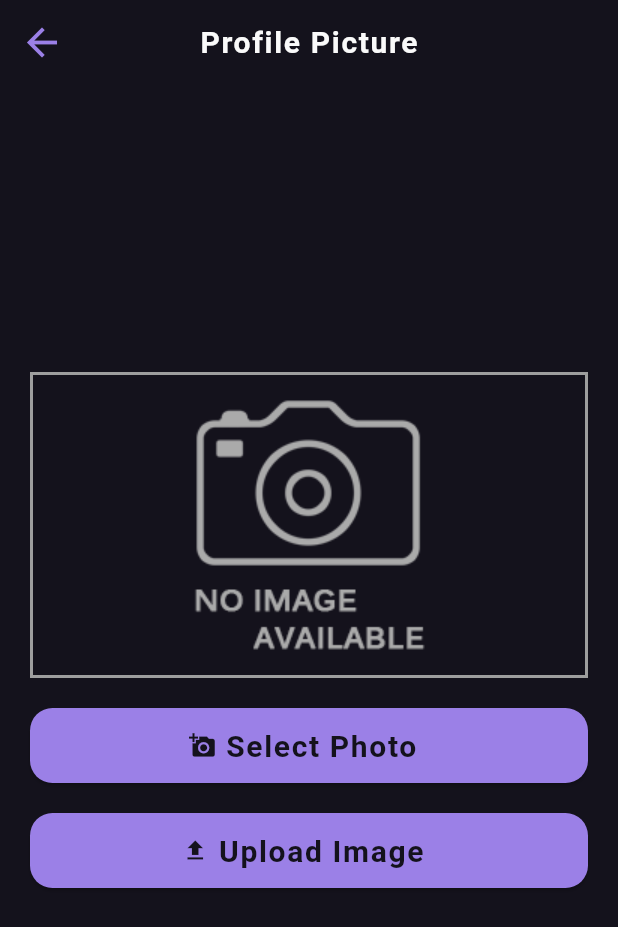
After one commit to cjoyjoooy/ezmoney, a Flutter app: the AccountScreen screen opened directly, after a tap on the "add a photo" icon, on a phone screen of 412 x 824 dp. The commit adds this screen. Shown: the top 927 px of the screen. Run offline on Flutter 3.47's test engine with Material 2 defaults, Android fonts, the phone set to English and light mode, and no system bars; our stand-ins replace animated_splash_screen, cloud_firestore, file_picker, firebase_auth, firebase_core, firebase_storage and 1 more; accounts and stored records are empty.

Commit message:
profilepic

```diff
--- a/lib/accountscreen.dart
+++ b/lib/accountscreen.dart
@@ -1,14 +1,10 @@
-import 'dart:io';
-
 import 'package:cloud_firestore/cloud_firestore.dart';
 import 'package:ezmoney/models/buttonStyle.dart';
+import 'package:ezmoney/profilepic.dart';
 import 'package:ezmoney/startpage.dart';
-import 'package:firebase_storage/firebase_storage.dart';
-import 'package:image_picker/image_picker.dart';
 import '/profileedit.dart';
 import 'package:firebase_auth/firebase_auth.dart';
 import 'package:flutter/material.dart';
-
 import 'authenticator.dart';
 import 'models/appstyle.dart';
 
@@ -37,12 +33,10 @@ class _AccountScreenState extends State<AccountScreen> {
         }
 
         if (!snapshot.hasData || !snapshot.data!.exists) {
-          return Text(
+          return const Text(
               "User not found"); // Handle the case where the user document does not exist.
         }
-
         var userData = snapshot.data!.data() as Map<String, dynamic>;
-
         return Container(
           padding: const EdgeInsets.symmetric(horizontal: 20, vertical: 5),
           child: ListView(
@@ -50,15 +44,42 @@ class _AccountScreenState extends State<AccountScreen> {
             children: [
               Column(
                 children: [
+                  Stack(
+                    children: [
+                      if (userData['Image'] != null &&
+                          userData['Image'].isNotEmpty)
+                        CircleAvatar(
+                          backgroundImage: NetworkImage(userData['Image']),
+                          radius: 40,
+                        )
+                      else
                         const Icon(
                           Icons.account_circle_outlined,
                           size: 85,
                           color: Color.fromRGBO(250, 250, 250, 1),
                         ),
-                  const Icon(
+                      Positioned(
+                        bottom: -3,
+                        right: 0,
+                        child: GestureDetector(
+                          onTap: () {
+                            Navigator.of(context).push(
+                              MaterialPageRoute(
+                                builder: (context) => ProfilePicture(),
+                              ),
+                            );
+                          },
+                          child: const Icon(
                             Icons.add_a_photo_outlined,
-                    size: 20,
+                            size: 28,
                             color: Color.fromRGBO(250, 250, 250, 1),
+                          ),
+                        ),
+                      ),
+                    ],
+                  ),
+                  SizedBox(
+                    height: 10,
                   ),
                   Text(
                     '${userData['First Name']} ${userData['Last Name']}',
@@ -325,9 +346,6 @@ class _AccountScreenState extends State<AccountScreen> {
                     style: fontTertiary(deleteColor(1), FontWeight.bold),
                   ),
                 ),
-                const SizedBox(
-                  height: 10,
-                ),
               ],
             ),
           ),
--- /dev/null
+++ b/lib/models/buttonStyle3.dart
@@ -0,0 +1,37 @@
+import 'package:flutter/material.dart';
+
+import 'appstyle.dart';
+
+class Button3 extends StatelessWidget {
+  const Button3(
+      {super.key,
+      required this.btnLabel,
+      required this.iconVal,
+      required this.onPressedMethod});
+
+  final String btnLabel;
+  final IconData iconVal;
+  final VoidCallback onPressedMethod;
+
+  @override
+  Widget build(BuildContext context) {
+    return ElevatedButton.icon(
+        style: ElevatedButton.styleFrom(
+          textStyle: fontTertiary(primaryColor(1), FontWeight.bold),
+          minimumSize: const Size.fromHeight(50),
+          backgroundColor: accentColor(1),
+          foregroundColor: primaryColor(1),
+          shape: RoundedRectangleBorder(
+            borderRadius: BorderRadius.circular(15),
+          ),
+        ),
+        onPressed: () {
+          onPressedMethod();
+        },
+        icon: Icon(
+          iconVal,
+          color: primaryColor(1),
+        ),
+        label: Text(btnLabel));
+  }
+}
--- /dev/null
+++ b/lib/profilepic.dart
@@ -0,0 +1,291 @@
+import 'dart:io';
+import 'dart:math';
+import 'package:cloud_firestore/cloud_firestore.dart';
+import 'package:ezmoney/models/appstyle.dart';
+import 'package:ezmoney/models/buttonStyle.dart';
+import 'package:ezmoney/models/buttonStyle3.dart';
+import 'package:file_picker/file_picker.dart';
+import 'package:firebase_auth/firebase_auth.dart';
+import 'photo.dart';
+import 'package:firebase_storage/firebase_storage.dart';
+import 'package:flutter/material.dart';
+
+class ProfilePicture extends StatefulWidget {
+  const ProfilePicture({super.key});
+
+  @override
+  State<ProfilePicture> createState() => _ProfilePictureState();
+}
+
+class _ProfilePictureState extends State<ProfilePicture> {
+  PlatformFile? pickedFile;
+  UploadTask? uploadTask;
+  String urlFile = "";
+
+  Future selectFile() async {
+    final result = await FilePicker.platform.pickFiles();
+    if (result == null) return;
+
+    setState(() {
+      pickedFile = result.files.first;
+    });
+  }
+
+  Widget imgExist() => Image.file(
+        File(pickedFile!.path!),
+        width: double.infinity,
+        height: 250,
+        fit: BoxFit.cover,
+      );
+
+  Widget imgNotExist() => Image.asset(
+        'images/no-image.png',
+        fit: BoxFit.cover,
+      );
+
+  String generateRandomString(int len) {
+    var r = Random();
+    const _chars =
+        'AaBbCcDdEeFfGgHhIiJjKkLlMmNnOoPpQqRrSsTtUuVvWwXxYyZz1234567890';
+    return List.generate(len, (index) => _chars[r.nextInt(_chars.length)])
+        .join();
+  }
+
+  Future uploadFile(context) async {
+    showLoaderDialog(context);
+
+    final path = 'images/${'${generateRandomString(5)}-${pickedFile!.name}'}';
+    final file = File(pickedFile!.path!);
+    final ref = FirebaseStorage.instance.ref().child(path);
+    setState(() {
+      uploadTask = ref.putFile(file);
+    });
+
+    final snapshot = await uploadTask!.whenComplete(() {});
+    final urlDownload = await snapshot.ref.getDownloadURL();
+    print('Download Link: $urlDownload');
+
+    updateDatabase(urlDownload, context);
+    // setState(() {
+    //   urlFile = urlDownload;
+    //   uploadTask = null;
+    //   Navigator.pop(context);
+    // });
+  }
+
+  showAlertDialogUpload(BuildContext context) {
+    Widget cancelButton = TextButton(
+      onPressed: () {
+        Navigator.pop(context);
+      },
+      child: const Text("Cancel"),
+    );
+
+    Widget continueButton = TextButton(
+      onPressed: () {
+        Navigator.pop(context);
+        uploadFile(context);
+      },
+      child: const Text("Continue"),
+    );
+
+    AlertDialog alert = AlertDialog(
+      title: const Text('Question'),
+      content: const Text('Are you sure you want to upload this image?'),
+      actions: [
+        cancelButton,
+        continueButton,
+      ],
+    );
+
+    showDialog(
+        context: context,
+        builder: (BuildContext context) {
+          return alert;
+        });
+  }
+
+  showLoaderDialog(BuildContext context) {
+    AlertDialog alert = AlertDialog(
+      content: Row(
+        children: [
+          const CircularProgressIndicator(),
+          Container(
+            margin: const EdgeInsets.only(left: 7),
+            child: const Text("Uploading..."),
+          )
+        ],
+      ),
+    );
+    showDialog(
+      context: context,
+      builder: (BuildContext context) {
+        return alert;
+      },
+    );
+  }
+
+  showAlert(BuildContext context, String title, String msg) {
+    Widget continueButton = TextButton(
+      onPressed: () {
+        Navigator.of(context).pop();
+        if (title == "Success") {
+          if (urlFile == '') urlFile = "-";
+          Navigator.of(context).pop(Photo(image: urlFile));
+        }
+      },
+      child: const Text('OK'),
+    );
+
+    AlertDialog alert = AlertDialog(
+      title: Text(title),
+      content: Text(msg),
+      actions: [
+        continueButton,
+      ],
+    );
+
+    showDialog(
+      context: context,
+      builder: (BuildContext context) {
+        return alert;
+      },
+    );
+  }
+
+  Widget buildProgress() => StreamBuilder<TaskSnapshot>(
+        stream: uploadTask?.snapshotEvents,
+        builder: (context, snapshot) {
+          if (snapshot.hasData) {
+            final data = snapshot.data!;
+            double progress = data.bytesTransferred / data.totalBytes;
+            return progressBar(progress);
+          } else {
+            return const SizedBox(
+              height: 50,
+            );
+          }
+        },
+      );
+
+  Widget progressBar(progress) => SizedBox(
+        height: 50,
+        child: Stack(
+          fit: StackFit.expand,
+          children: [
+            LinearProgressIndicator(
+              value: progress,
+              backgroundColor: Colors.grey,
+              color: accentColor(1),
+            ),
+            Center(
+              child: Text(
+                '${(100 * progress).roundToDouble()}%',
+                style: const TextStyle(color: Colors.white),
+              ),
+            )
+          ],
+        ),
+      );
+
+  Future updateDatabase(urlDownload, context) async {
+    final user = FirebaseAuth.instance.currentUser!;
+    final docUser = FirebaseFirestore.instance.collection('User').doc(user.uid);
+
+    await docUser.update({
+      'Image': urlDownload,
+    }).then((value) {
+      showAlert(context, "Success", "Image Update Succcess!");
+    });
+    setState(() {
+      pickedFile = null;
+    });
+  }
+
+  @override
+  void initState() {
+    // TODO: implement initState
+    super.initState();
+  }
+
+  @override
+  void dispose() {
+    // TODO: implement dispose
+    super.dispose();
+  }
+
+  @override
+  Widget build(BuildContext context) {
+    return Scaffold(
+      backgroundColor: primaryColor(1),
+      appBar: AppBar(
+        title: Text(
+          "Profile Picture",
+          style: fontTertiary(secondaryColor(1), FontWeight.bold),
+        ),
+        centerTitle: true,
+        leading: IconButton(
+          onPressed: () {
+            Navigator.pop(context);
+          },
+          icon: const Icon(
+            Icons.arrow_back,
+            size: 30,
+          ),
+          color: accentColor(1),
+        ),
+        backgroundColor: Colors.transparent,
+        elevation: 0,
+      ),
+      body: Container(
+        margin: EdgeInsets.all(20),
+        child: Column(
+          crossAxisAlignment: CrossAxisAlignment.center,
+          mainAxisAlignment: MainAxisAlignment.center,
+          children: [
+            const SizedBox(
+              height: 20,
+            ),
+            Container(
+              margin: const EdgeInsets.only(bottom: 20),
+              decoration: BoxDecoration(
+                border: Border.all(
+                  width: 2,
+                  color: Colors.grey,
+                ),
+              ),
+              child: Center(
+                child: (pickedFile != null) ? imgExist() : imgNotExist(),
+              ),
+            ),
+            Button3(
+              btnLabel: "Select Photo",
+              iconVal: Icons.add_a_photo,
+              onPressedMethod: () {
+                selectFile();
+              },
+            ),
+            SizedBox(
+              height: 20,
+            ),
+            Button3(
+              btnLabel: "Upload Image",
+              iconVal: Icons.upload,
+              onPressedMethod: () {
+                if (pickedFile != null) {
+                  showAlertDialogUpload(context);
+                } else {
+                  showAlert(context, "Error", "Please select a photo");
+                }
+              },
+            ),
+            const SizedBox(
+              height: 10,
+            ),
+            buildProgress()
+          ],
+        ),
+      ),
+    );
+  }
+}
```
Also changed, not shown: images/no-image.png (added). Lines whose indentation alone changed are shown as unchanged.
